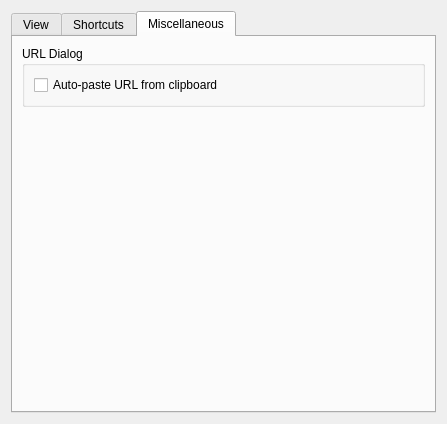
First picture: the form in qmmp-plugin-pack/src/Ui/qsui/forms/qsuisettings.ui, repository djdron/qmmp, before the edit.
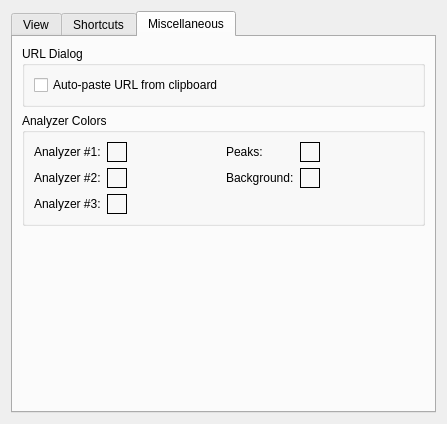
Second picture: the form after the edit. The open tabs and pages were chosen to show the change. Custom widgets are drawn as their Qt base class.

Commit message: qsui: added analyzer settings

Diff of the .ui file:
```diff
--- a/qmmp-plugin-pack/src/Ui/qsui/forms/qsuisettings.ui
+++ b/qmmp-plugin-pack/src/Ui/qsui/forms/qsuisettings.ui
@@ -274,6 +274,220 @@
          </layout>
         </widget>
        </item>
+       <item>
+        <widget class="QGroupBox" name="groupBox_4">
+         <property name="title">
+          <string>Analyzer Colors</string>
+         </property>
+         <layout class="QGridLayout" name="gridLayout_4">
+          <item row="0" column="0">
+           <widget class="QLabel" name="label">
+            <property name="text">
+             <string>Analyzer #1:</string>
+            </property>
+           </widget>
+          </item>
+          <item row="0" column="1">
+           <widget class="ColorWidget" name="aColor1">
+            <property name="sizePolicy">
+             <sizepolicy hsizetype="Fixed" vsizetype="Fixed">
+              <horstretch>0</horstretch>
+              <verstretch>0</verstretch>
+             </sizepolicy>
+            </property>
+            <property name="minimumSize">
+             <size>
+              <width>20</width>
+              <height>20</height>
+             </size>
+            </property>
+            <property name="maximumSize">
+             <size>
+              <width>20</width>
+              <height>20</height>
+             </size>
+            </property>
+            <property name="frameShape">
+             <enum>QFrame::Box</enum>
+            </property>
+            <property name="frameShadow">
+             <enum>QFrame::Plain</enum>
+            </property>
+           </widget>
+          </item>
+          <item row="0" column="3">
+           <widget class="QLabel" name="label_3">
+            <property name="text">
+             <string>Peaks:</string>
+            </property>
+           </widget>
+          </item>
+          <item row="0" column="4">
+           <widget class="ColorWidget" name="peaksColor">
+            <property name="sizePolicy">
+             <sizepolicy hsizetype="Fixed" vsizetype="Fixed">
+              <horstretch>0</horstretch>
+              <verstretch>0</verstretch>
+             </sizepolicy>
+            </property>
+            <property name="minimumSize">
+             <size>
+              <width>20</width>
+              <height>20</height>
+             </size>
+            </property>
+            <property name="maximumSize">
+             <size>
+              <width>20</width>
+              <height>20</height>
+             </size>
+            </property>
+            <property name="frameShape">
+             <enum>QFrame::Box</enum>
+            </property>
+           </widget>
+          </item>
+          <item row="1" column="0">
+           <widget class="QLabel" name="label_4">
+            <property name="text">
+             <string>Analyzer #2:</string>
+            </property>
+           </widget>
+          </item>
+          <item row="1" column="1">
+           <widget class="ColorWidget" name="aColor2">
+            <property name="sizePolicy">
+             <sizepolicy hsizetype="Fixed" vsizetype="Fixed">
+              <horstretch>0</horstretch>
+              <verstretch>0</verstretch>
+             </sizepolicy>
+            </property>
+            <property name="minimumSize">
+             <size>
+              <width>20</width>
+              <height>20</height>
+             </size>
+            </property>
+            <property name="maximumSize">
+             <size>
+              <width>20</width>
+              <height>20</height>
+             </size>
+            </property>
+            <property name="frameShape">
+             <enum>QFrame::Box</enum>
+            </property>
+           </widget>
+          </item>
+          <item row="1" column="3">
+           <widget class="QLabel" name="label_5">
+            <property name="text">
+             <string>Background:</string>
+            </property>
+           </widget>
+          </item>
+          <item row="1" column="4">
+           <widget class="ColorWidget" name="bgColor">
+            <property name="sizePolicy">
+             <sizepolicy hsizetype="Fixed" vsizetype="Fixed">
+              <horstretch>0</horstretch>
+              <verstretch>0</verstretch>
+             </sizepolicy>
+            </property>
+            <property name="minimumSize">
+             <size>
+              <width>20</width>
+              <height>20</height>
+             </size>
+            </property>
+            <property name="maximumSize">
+             <size>
+              <width>20</width>
+              <height>20</height>
+             </size>
+            </property>
+            <property name="frameShape">
+             <enum>QFrame::Box</enum>
+            </property>
+           </widget>
+          </item>
+          <item row="2" column="0">
+           <widget class="QLabel" name="label_6">
+            <property name="text">
+             <string>Analyzer #3:</string>
+            </property>
+           </widget>
+          </item>
+          <item row="2" column="1">
+           <widget class="ColorWidget" name="aColor3">
+            <property name="sizePolicy">
+             <sizepolicy hsizetype="Fixed" vsizetype="Fixed">
+              <horstretch>0</horstretch>
+              <verstretch>0</verstretch>
+             </sizepolicy>
+            </property>
+            <property name="minimumSize">
+             <size>
+              <width>20</width>
+              <height>20</height>
+             </size>
+            </property>
+            <property name="maximumSize">
+             <size>
+              <width>20</width>
+              <height>20</height>
+             </size>
+            </property>
+            <property name="frameShape">
+             <enum>QFrame::Box</enum>
+            </property>
+           </widget>
+          </item>
+          <item row="2" column="3" colspan="2">
+           <spacer name="horizontalSpacer">
+            <property name="orientation">
+             <enum>Qt::Horizontal</enum>
+            </property>
+            <property name="sizeType">
+             <enum>QSizePolicy::Preferred</enum>
+            </property>
+            <property name="sizeHint" stdset="0">
+             <size>
+              <width>20</width>
+              <height>20</height>
+             </size>
+            </property>
+           </spacer>
+          </item>
+          <item row="0" column="5" rowspan="3">
+           <spacer name="horizontalSpacer_3">
+            <property name="orientation">
+             <enum>Qt::Horizontal</enum>
+            </property>
+            <property name="sizeHint" stdset="0">
+             <size>
+              <width>40</width>
+              <height>20</height>
+             </size>
+            </property>
+           </spacer>
+          </item>
+          <item row="0" column="2" rowspan="3">
+           <spacer name="horizontalSpacer_4">
+            <property name="orientation">
+             <enum>Qt::Horizontal</enum>
+            </property>
+            <property name="sizeHint" stdset="0">
+             <size>
+              <width>40</width>
+              <height>20</height>
+             </size>
+            </property>
+           </spacer>
+          </item>
+         </layout>
+        </widget>
+       </item>
        <item>
         <spacer name="verticalSpacer_2">
          <property name="orientation">
@@ -293,6 +507,14 @@
    </item>
   </layout>
  </widget>
+ <customwidgets>
+  <customwidget>
+   <class>ColorWidget</class>
+   <extends>QFrame</extends>
+   <header>colorwidget.h</header>
+   <container>1</container>
+  </customwidget>
+ </customwidgets>
  <resources/>
  <connections>
   <connection>
```
The commit also changes 25 other files.
